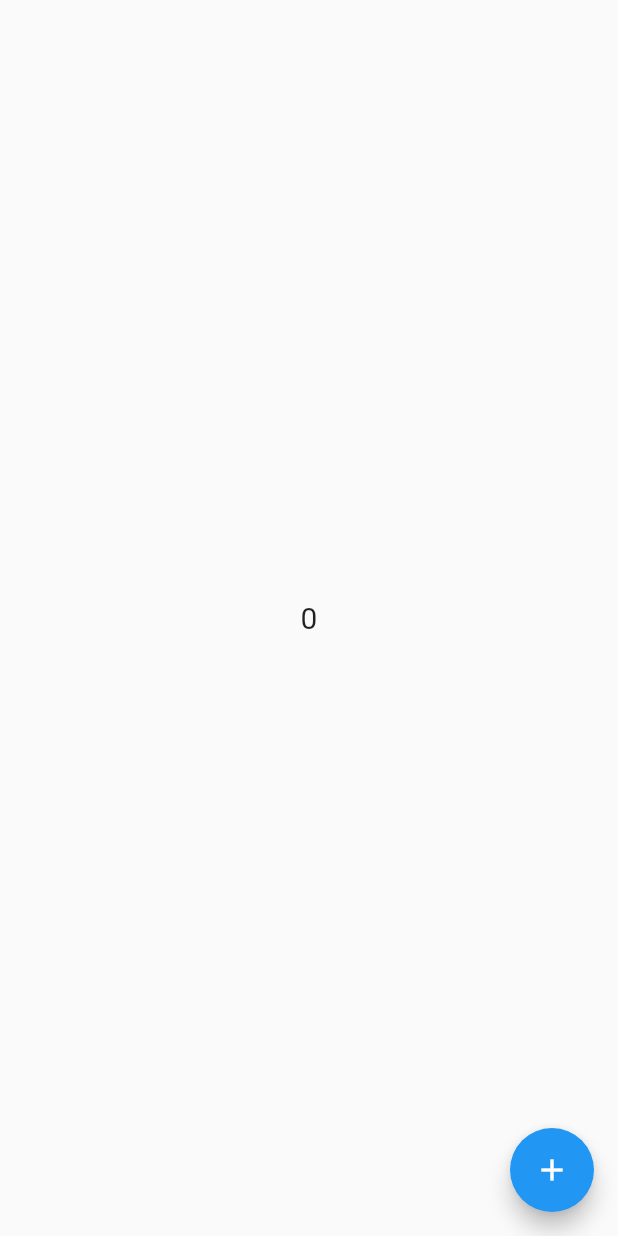
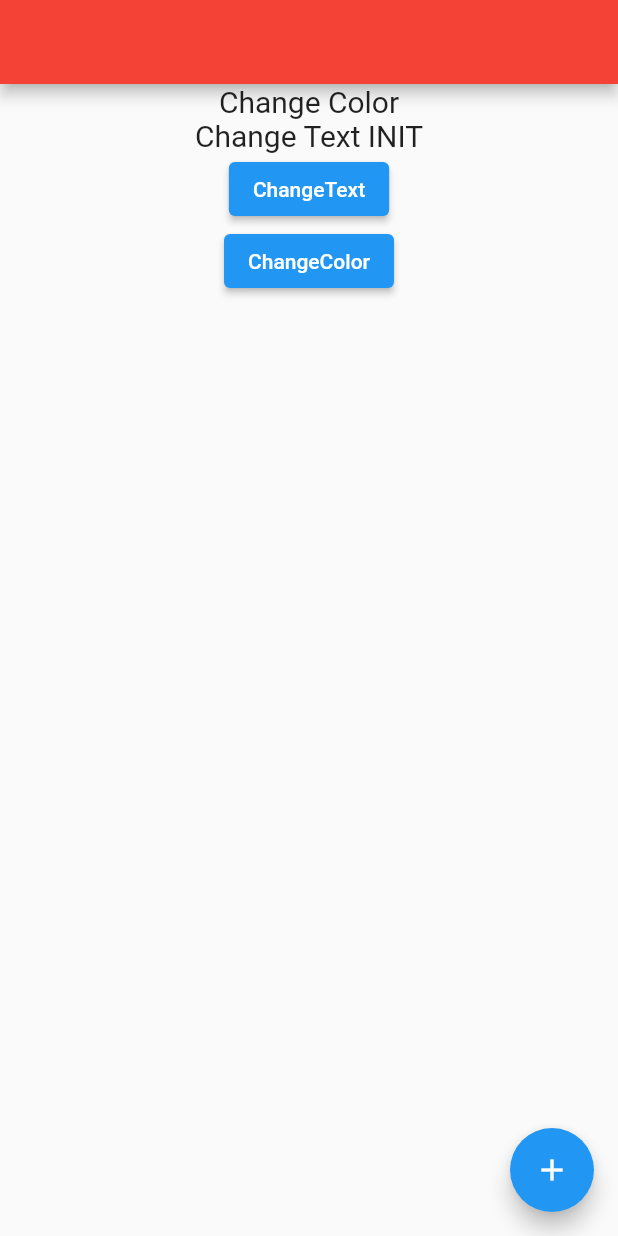
Before and after one commit to khuongsatou/flutter_counter_provider, a Flutter app: the screen it shows after launch, on a phone screen of 412 x 824 dp. Run offline on Flutter 3.47's test engine with Material 2 defaults, Android fonts, the phone set to English and light mode, and no system bars.

Commit message:
Multiple Bloc Provider

```diff
--- a/lib/main.dart
+++ b/lib/main.dart
@@ -3,8 +3,15 @@ import 'package:provider/provider.dart';
 
 void main() {
   runApp(
+    MultiProvider(
+      providers: [
         ChangeNotifierProvider(
           create: (_) => CounterProvider(),
+        ),
+        ChangeNotifierProvider(
+          create: (_) => SettingProvider(),
+        )
+      ],
       child: const MyApp(),
     ),
   );
@@ -38,10 +45,28 @@ class CounterProvider extends ChangeNotifier {
     _counter++;
     notifyListeners();
   }
+}
 
-  @override
-  Widget build(BuildContext context) {
-    return Container();
+class SettingProvider extends ChangeNotifier {
+  late String text = "INIT";
+  late Color color = Colors.red;
+
+  void changeText() {
+    if (text == 'Hello') {
+      text = "World";
+    } else {
+      text = "Hello";
+    }
+    notifyListeners();
+  }
+
+  void changeColor() {
+    if (color == Colors.red) {
+      color = Colors.blue.shade100;
+    } else {
+      color = Colors.red;
+    }
+    notifyListeners();
   }
 }
 
@@ -50,11 +75,35 @@ class CounterHome extends StatelessWidget {
 
   @override
   Widget build(BuildContext context) {
+    return Consumer<SettingProvider>(builder: (context, setting, child) {
       return Scaffold(
+        appBar: AppBar(
+          backgroundColor: setting.color,
+        ),
         body: Center(
-        child: Text(
-          context.watch<CounterProvider>().counter.toString(),
+          child: Column(
+            children: [
+              Text(
+                "Change Color",
                 style: const TextStyle(fontSize: 20),
+              ),
+              Text(
+                "Change Text ${setting.text}",
+                style: const TextStyle(fontSize: 20),
+              ),
+              ElevatedButton(
+                onPressed: () {
+                  context.read<SettingProvider>().changeText();
+                },
+                child: Text("ChangeText"),
+              ),
+              ElevatedButton(
+                onPressed: () {
+                  context.read<SettingProvider>().changeColor();
+                },
+                child: Text("ChangeColor"),
+              ),
+            ],
           ),
         ),
         floatingActionButton: FloatingActionButton(
@@ -64,5 +113,6 @@ class CounterHome extends StatelessWidget {
           },
         ),
       );
+    });
   }
 }
```
Lines whose indentation alone changed are shown as unchanged.
